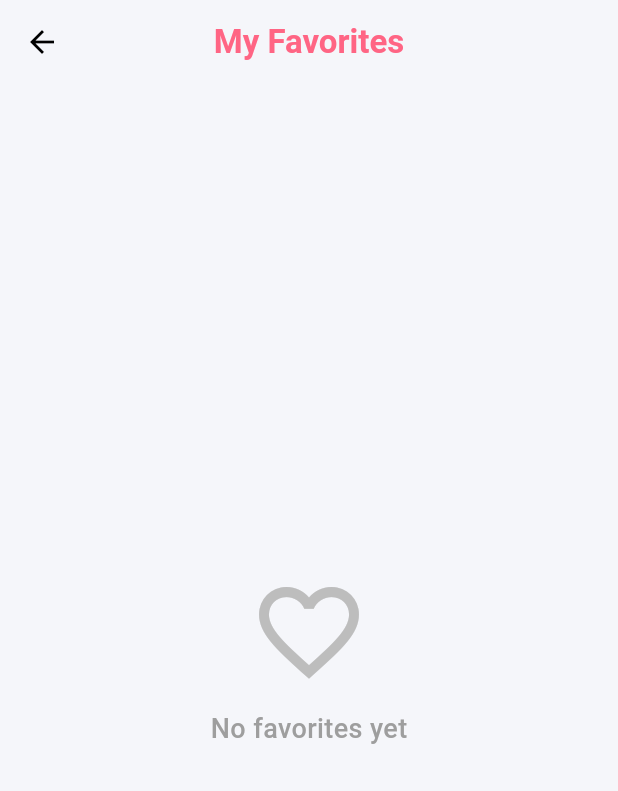
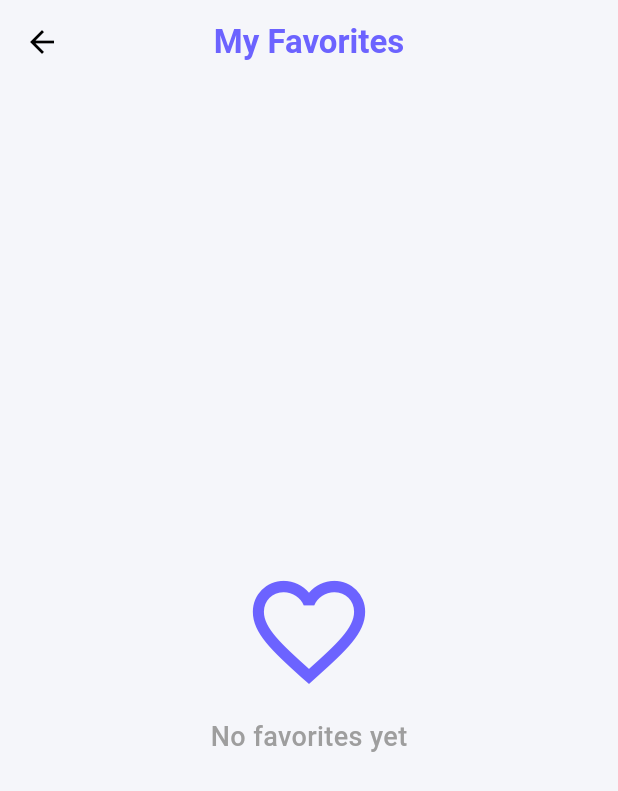
Before and after one commit to yornnonakh/provider_app_computer, a Flutter app: the screen it shows after launch, after a tap on the "favorite outline" icon, on a phone screen of 412 x 824 dp. Shown: the top 791 px of the screen. Run offline on Flutter 3.47's test engine with Material 3 defaults, Android fonts, the phone set to English and light mode, and no system bars; our stand-ins replace flutter_image_slideshow; network calls fail.

Commit message:
update code and new feature

```diff
--- a/lib/app.dart
+++ b/lib/app.dart
@@ -23,7 +23,7 @@ class MyApp extends StatelessWidget {
       child: MaterialApp(
         debugShowCheckedModeBanner: false,
         title: 'Flutter Demo',
-        theme: ThemeData(primaryColor: AppColors.secondary),
+        theme: ThemeData(primaryColor: AppColors.primary),
         home: BottomNav(),
       ),
     );
--- a/lib/app/modules/view/favorite_screen.dart
+++ b/lib/app/modules/view/favorite_screen.dart
@@ -184,7 +184,11 @@ class _EmptyState extends StatelessWidget {
       child: Column(
         mainAxisAlignment: MainAxisAlignment.center,
         children: [
-          Icon(Icons.favorite_border, size: 80, color: Colors.grey.shade400),
+          Icon(
+            Icons.favorite_border,
+            size: 90,
+            color: Theme.of(context).primaryColor,
+          ),
           const SizedBox(height: 12),
           const Text(
             "No favorites yet",
--- a/lib/app/modules/widgets/Home_app_bar.dart
+++ b/lib/app/modules/widgets/Home_app_bar.dart
@@ -25,7 +25,7 @@ class HomeAppBar extends StatelessWidget implements PreferredSizeWidget {
             );
           },
         ),
-        ProfileButton(
+        NotificationButton(
           onTap: () {
             // go to profile
           },
--- a/lib/app/modules/widgets/favorite_button.dart
+++ b/lib/app/modules/widgets/favorite_button.dart
@@ -24,7 +24,6 @@ class FavoriteButton extends StatelessWidget {
             const Center(
               child: Icon(Icons.favorite_border, color: Colors.black),
             ),
-
             /// 🔴 Badge
             if (fav.count > 0) // ✅ use getter
               Positioned(
@@ -32,8 +31,8 @@ class FavoriteButton extends StatelessWidget {
                 top: 6,
                 child: Container(
                   padding: const EdgeInsets.all(5),
-                  decoration: const BoxDecoration(
-                    color: Colors.red,
+                  decoration: BoxDecoration(
+                    color: Theme.of(context).primaryColor,
                     shape: BoxShape.circle,
                   ),
                   child: Text(
--- a/lib/app/modules/widgets/profile_button.dart
+++ b/lib/app/modules/widgets/profile_button.dart
@@ -1,9 +1,9 @@
 import 'package:flutter/material.dart';
 
-class ProfileButton extends StatelessWidget {
+class NotificationButton extends StatelessWidget {
   final VoidCallback? onTap;
 
-  const ProfileButton({super.key, this.onTap});
+  const NotificationButton({super.key, this.onTap});
 
   @override
   Widget build(BuildContext context) {
@@ -13,19 +13,20 @@ class ProfileButton extends StatelessWidget {
         margin: const EdgeInsets.only(right: 12),
         width: 45,
         height: 45,
-        decoration: _boxDecoration(),
-        child: const Icon(Icons.person, color: Colors.black),
+        decoration: _boxDecoration(BuildContext, context),
+        child: Icon(Icons.notifications, color: Theme.of(context).primaryColor),
       ),
     );
   }
 
-  BoxDecoration _boxDecoration() {
+  // ignore: non_constant_identifier_names, avoid_types_as_parameter_names, strict_top_level_inference
+  BoxDecoration _boxDecoration(BuildContext, context) {
     return BoxDecoration(
       color: Colors.white,
       borderRadius: BorderRadius.circular(14),
       boxShadow: [
         BoxShadow(
-          color: Colors.black.withOpacity(0.05),
+          color: Theme.of(context).primaryColor.withOpacity(0.05),
           blurRadius: 10,
         ),
       ],
```
Also changed, not shown: lib/app/modules/widgets/section_header.dart (+12 -7 lines).
